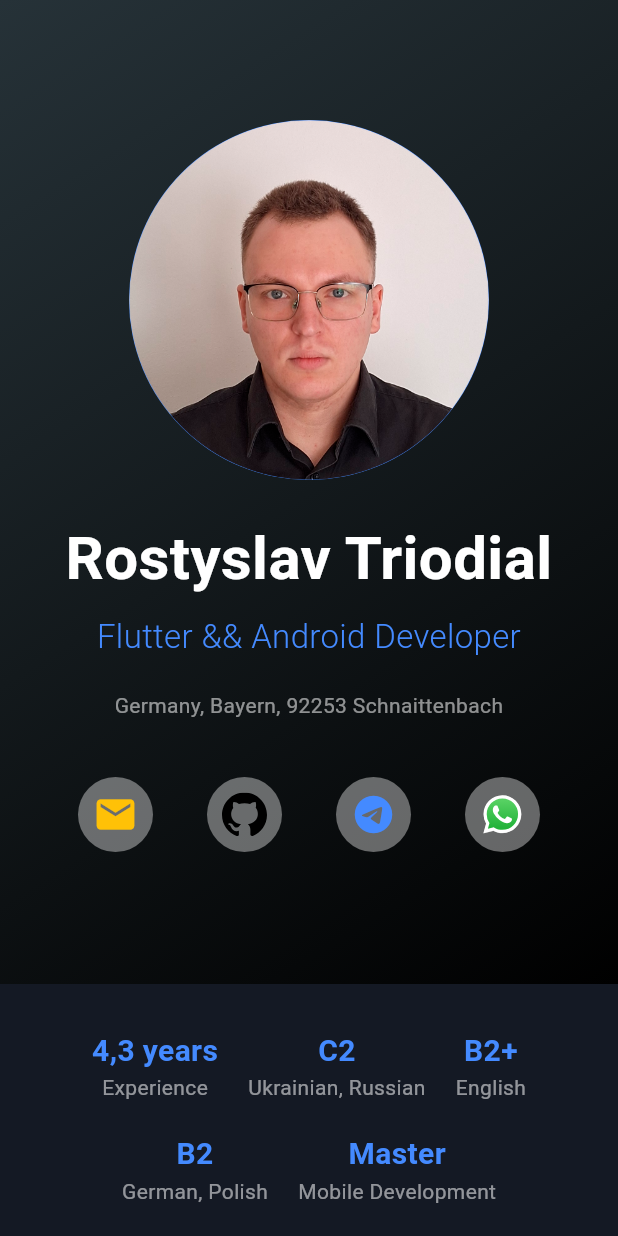
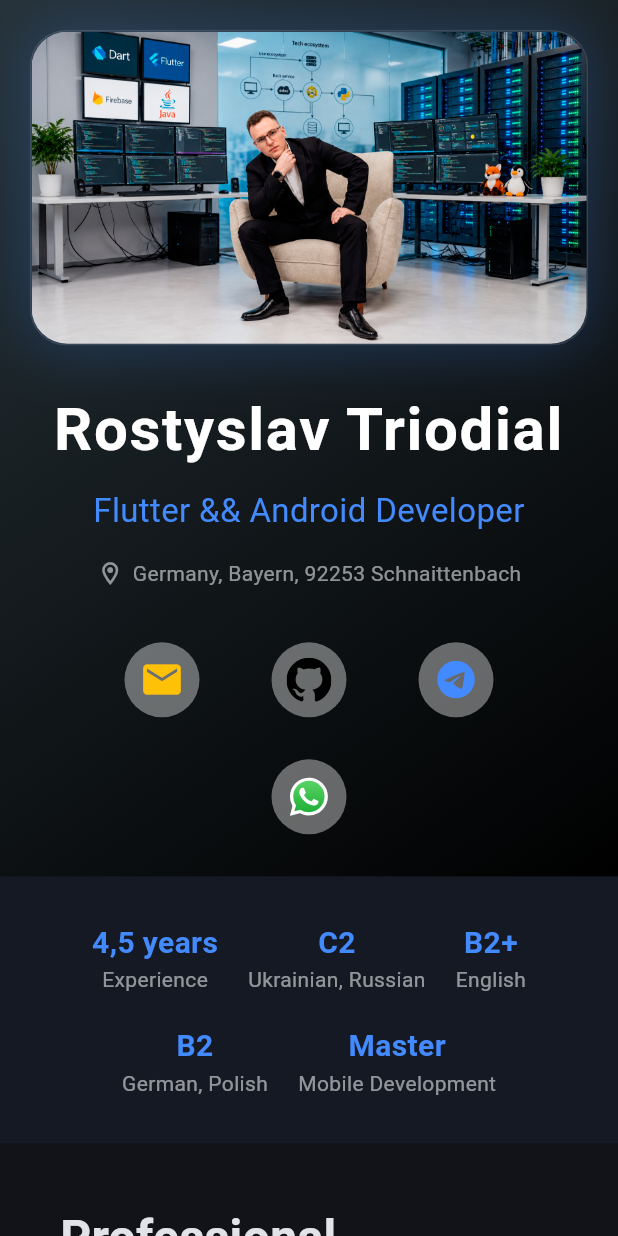
Before and after one commit to Prostaman/my_web_page, a Flutter app: the screen it shows after launch, on a phone screen of 412 x 824 dp. Run offline on Flutter 3.47's test engine with Material 3 defaults, Android fonts, the phone set to English and light mode, and no system bars; our stand-ins replace flutter_svg.

Commit message:
chore(CV): update experience details

```diff
--- a/lib/data/sources/experience_list.dart
+++ b/lib/data/sources/experience_list.dart
@@ -2,6 +2,23 @@ import '../../domain/entities/expirience/company_app_entity.dart';
 import '../../domain/entities/expirience/experience_entity.dart';
 
 const List<ExperienceEntity> experienceList = [
+  ExperienceEntity(
+    company: 'Poihaly z namy',
+    role: 'iOS Developer (Swift)',
+    period: '4,5 months',
+    companyIcon: 'assets/icons/companies/psn_icon.png',
+    companyUrl: 'https://www.poehalisnami.ua/',
+    desc:
+        'Developing an iOS app using WKWebView to integrate a web-based CRM system.',
+    apps: [
+      CompanyAppEntity(
+        name: 'PSN CRM',
+        iconPath: 'assets/icons/projects/psn_crm_icon.png',
+        iosUrl: 'https://apps.apple.com/us/app/psn-crm/id6777916050',
+        githubUrl: 'https://github.com/Prostaman/PSN-CRM',
+      ),
+    ],
+  ),
   ExperienceEntity(
     company: 'HMS365.DE',
     role: 'Full-Stack Flutter Developer (Dart, Firebase)',
@@ -11,15 +28,7 @@ const List<ExperienceEntity> experienceList = [
     desc:
         'Development of a system for managing maintenance staff, work areas, and tasks, including an Android application for maintenance staff and a desktop application for managers. Backend and authentication implemented using Firebase Authentication and Firestore.',
   ),
-  ExperienceEntity(
-    company: 'Poihaly z namy',
-    role: 'iOS Developer (Swift)',
-    period: '2 months',
-    companyIcon: 'assets/icons/companies/psn_icon.png',
-    companyUrl: 'https://www.poehalisnami.ua/',
-    desc:
-        'Developing an iOS app using WKWebView to integrate a web-based CRM system.',
-  ),
+
   ExperienceEntity(
     company: 'Poihaly z namy',
     role: 'Mobile Developer (Dart, Kotlin)',
@@ -29,7 +38,7 @@ const List<ExperienceEntity> experienceList = [
     apps: [
       CompanyAppEntity(
         name: 'PSN Hotels',
-        iconPath: 'assets/icons/projects/PSN_icon.png',
+        iconPath: 'assets/icons/projects/psn_hotels_icon.png',
         androidUrl:
             'https://play.google.com/store/apps/details?id=psn.hotels.app',
         iosUrl: 'https://apps.apple.com/us/app/psn-hotels/id6480569224',
--- a/lib/data/sources/skills_list.dart
+++ b/lib/data/sources/skills_list.dart
@@ -33,6 +33,8 @@ const List<SkillEntity> skillsList = [
       'Services',
       'Shared Preferences',
       'Location API',
+      'Material Design',
+      'Flow',
     ],
   ),
   SkillEntity(
@@ -64,6 +66,7 @@ const List<SkillEntity> skillsList = [
       'Reactive Programming',
       'Flutter Secure Storage',
       'In App Purchases',
+      'Material Design',
     ],
   ),
   SkillEntity(
--- a/lib/presentation/contact_section/contact_section.dart
+++ b/lib/presentation/contact_section/contact_section.dart
@@ -12,7 +12,7 @@ class ContactSection extends StatelessWidget {
   Widget build(BuildContext context) {
     return Container(
       width: double.infinity,
-      padding: const EdgeInsets.symmetric(vertical: 80, horizontal: 20),
+      padding: const EdgeInsets.symmetric(vertical: 20, horizontal: 20),
       decoration: BoxDecoration(
         gradient: LinearGradient(
           colors: [Colors.blueGrey.shade900, Colors.black],
@@ -23,12 +23,32 @@ class ContactSection extends StatelessWidget {
       child: SingleChildScrollView(
         child: Column(
           children: [
-            const CircleAvatar(
-              radius: 120,
-              backgroundColor: Colors.blueAccent,
-              backgroundImage: AssetImage('assets/images/mein_foto.png'),
+            Container(
+              constraints: const BoxConstraints(maxWidth: 680, maxHeight: 400),
+              decoration: BoxDecoration(
+                borderRadius: BorderRadius.circular(24),
+                border: Border.all(
+                  color: Colors.white.withValues(alpha: 0.12),
+                  width: 1,
+                ),
+                boxShadow: [
+                  BoxShadow(
+                    color: Colors.blueAccent.withValues(alpha: 0.25),
+                    blurRadius: 36,
+                    spreadRadius: 2,
+                  ),
+                ],
+              ),
+              child: ClipRRect(
+                borderRadius: BorderRadius.circular(24),
+                child: Image.asset(
+                  'assets/images/ich_1.png',
+                  fit: BoxFit.cover,
+                  width: double.infinity,
+                ),
+              ),
             ),
-            const SizedBox(height: 24),
+            const SizedBox(height: 28),
             const Text(
               'Rostyslav Triodial',
               textAlign: TextAlign.center,
@@ -36,27 +56,40 @@ class ContactSection extends StatelessWidget {
                 fontSize: 40,
                 fontWeight: FontWeight.bold,
                 color: Colors.white,
+                letterSpacing: 1.1,
               ),
             ),
-            const SizedBox(height: 8),
+            const SizedBox(height: 10),
             const Text(
               'Flutter && Android Developer',
               textAlign: TextAlign.center,
               style: TextStyle(
                 fontSize: 22,
                 color: Colors.blueAccent,
-                fontWeight: FontWeight.w300,
+                fontWeight: FontWeight.w400,
               ),
             ),
-            const SizedBox(height: 20),
-            const Text(
-              'Germany, Bayern, 92253 Schnaittenbach',
-              textAlign: TextAlign.center,
-              style: TextStyle(color: Colors.white54),
+            const SizedBox(height: 16),
+            Row(
+              mainAxisSize: MainAxisSize.min,
+              children: const [
+                Icon(
+                  Icons.location_on_outlined,
+                  size: 18,
+                  color: Colors.white54,
+                ),
+                SizedBox(width: 6),
+                Text(
+                  'Germany, Bayern, 92253 Schnaittenbach',
+                  style: TextStyle(color: Colors.white54),
+                ),
+              ],
             ),
-            const SizedBox(height: 30),
-            Row(
-              mainAxisAlignment: MainAxisAlignment.center,
+            const SizedBox(height: 28),
+            Wrap(
+              alignment: WrapAlignment.center,
+              spacing: 12,
+              runSpacing: 12,
               children: contactLinksList.map((link) {
                 return SocialButton(link: link, onOpenLink: onOpenLink);
               }).toList(),
--- a/lib/presentation/statistics_bar/statistics_bar.dart
+++ b/lib/presentation/statistics_bar/statistics_bar.dart
@@ -19,7 +19,7 @@ class StatisticsBar extends StatelessWidget {
           spacing: isMobile ? 20 : 40,
           runSpacing: 20,
           children: [
-            const StatItem(value: '4,3 years', label: 'Experience'),
+            const StatItem(value: '4,5 years', label: 'Experience'),
             if (!isMobile) _buildDivider(),
             const StatItem(value: 'C2', label: 'Ukrainian, Russian'),
             if (!isMobile) _buildDivider(),
```
Also changed, not shown: assets/icons/projects/psn_crm_icon.png (added), assets/icons/projects/psn_hotels_icon.png (renamed from assets/icons/projects/PSN_icon.png), assets/images/ich_1.png (added), assets/images/mein_foto.png (deleted), 2 other files.
